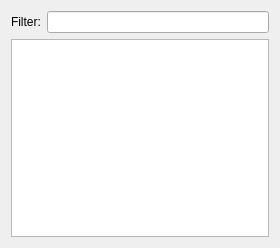
This is vistle/gui/modulebrowser.ui in vistle/vistle as Qt 5 draws it before an edit. The edited form follows.
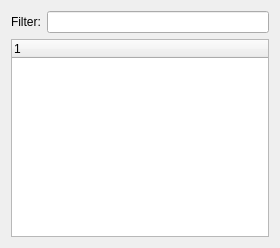
This is the edited form. Custom widgets are drawn as their Qt base class.

Commit message: organize module library in a tree

```diff
--- a/vistle/gui/modulebrowser.ui
+++ b/vistle/gui/modulebrowser.ui
@@ -57,7 +57,7 @@
  <customwidgets>
   <customwidget>
    <class>ModuleListWidget</class>
-   <extends>QListWidget</extends>
+   <extends>QTreeWidget</extends>
    <header>modulebrowser.h</header>
   </customwidget>
  </customwidgets>
```
The commit also changes 4 other files.
